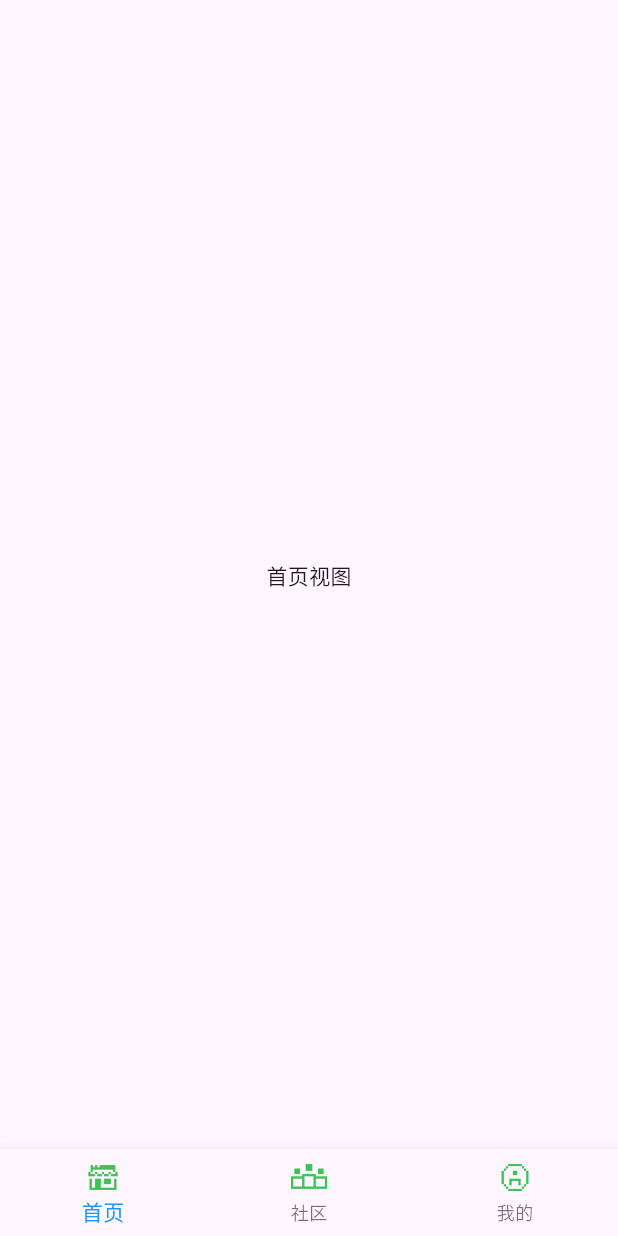
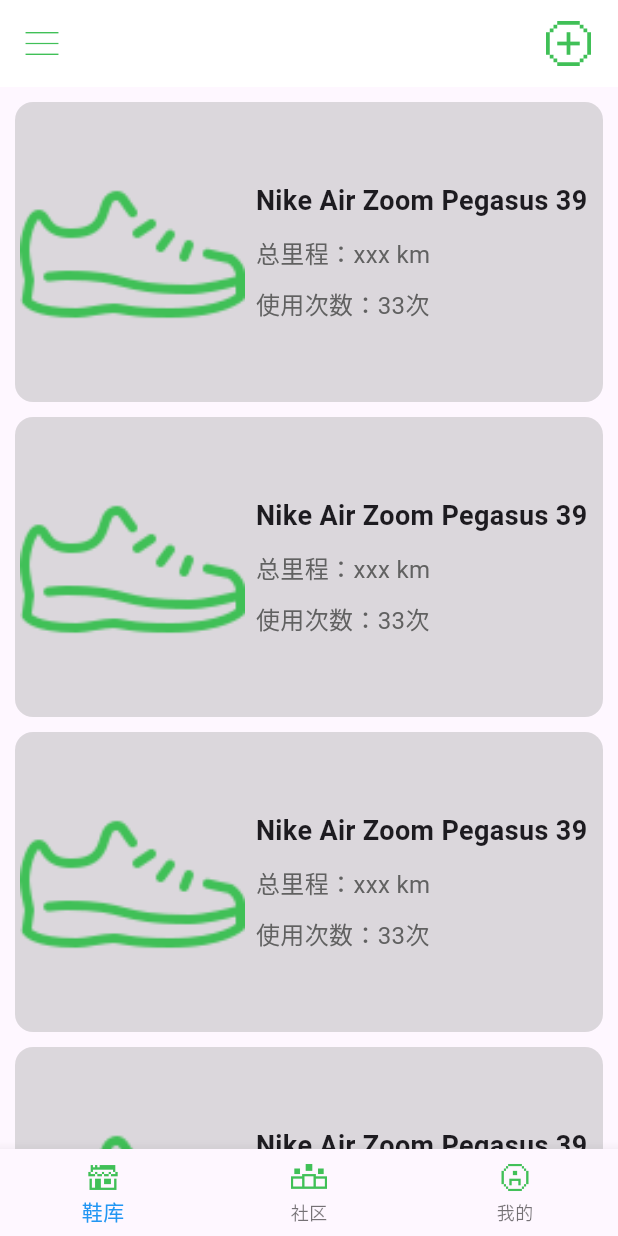
Before and after one commit to wtx1717/shoecloud, a Flutter app: the screen it shows after launch, on a phone screen of 412 x 824 dp. Run offline on Flutter 3.47's test engine with Material 3 defaults, Android fonts, the phone set to English and light mode, and no system bars.

Commit message:
鞋库页面基础组件实现

```diff
--- /dev/null
+++ b/lib/components/Home/firstuse/first.dart
@@ -0,0 +1,39 @@
+// 首次使用绑定跑鞋组件
+import 'package:flutter/material.dart';
+import 'package:shoecloud/components/Home/normal/addNewShoe.dart';
+
+class firstUse extends StatefulWidget {
+  const firstUse({super.key});
+
+  @override
+  State<firstUse> createState() => _firstUseState();
+}
+
+class _firstUseState extends State<firstUse> {
+  @override
+  Widget build(BuildContext context) {
+    return Center(
+      child: Column(
+        mainAxisAlignment: MainAxisAlignment.center,
+        children: [
+          // AddNewShoe组件，放大两倍
+          Transform.scale(scale: 2, child: addNewShoe()),
+          const SizedBox(height: 20),
+          const Text(
+            "欢迎使用云鞋库",
+            style: TextStyle(
+              color: Color.fromARGB(255, 120, 206, 164),
+              fontSize: 24,
+              fontWeight: FontWeight.bold,
+            ),
+          ),
+          const SizedBox(height: 10),
+          const Text(
+            "从绑定第一双鞋子开始",
+            style: TextStyle(fontSize: 16, color: Colors.grey),
+          ),
+        ],
+      ),
+    );
+  }
+}
--- /dev/null
+++ b/lib/components/Home/normal/addNewShoe.dart
@@ -0,0 +1,25 @@
+// 添加新跑鞋组件
+import 'package:flutter/material.dart';
+
+class addNewShoe extends StatefulWidget {
+  const addNewShoe({super.key});
+
+  @override
+  State<addNewShoe> createState() => _addNewShoeState();
+}
+
+class _addNewShoeState extends State<addNewShoe> {
+  @override
+  Widget build(BuildContext context) {
+    return IconButton(
+      onPressed: () {
+        print("添加新跑鞋");
+      },
+      icon: Image.asset(
+        width: 50,
+        height: 50,
+        "lib/assets/home/addNewShoe.png",
+      ),
+    );
+  }
+}
--- /dev/null
+++ b/lib/components/Home/normal/expandableCategoryBar.dart
@@ -0,0 +1,67 @@
+// 顶部分类栏组件
+import 'package:flutter/material.dart';
+import 'package:shoecloud/components/Home/normal/addNewShoe.dart';
+
+// ignore: camel_case_types
+class expandableCategoryBar extends StatefulWidget {
+  const expandableCategoryBar({super.key});
+
+  @override
+  State<expandableCategoryBar> createState() => _ExpandableCategoryBarState();
+}
+
+class _ExpandableCategoryBarState extends State<expandableCategoryBar> {
+  // 分类数据
+  final List<String> categories = ['我的最爱', '慢跑鞋', '碳板鞋', '越野鞋'];
+
+  // 获取展开后的子组件
+  List<Widget> _getExpandedChildren() {
+    return [
+      Wrap(
+        spacing: 10,
+        runSpacing: 10,
+        alignment: WrapAlignment.start, // 左对齐
+        children: List.generate(categories.length, (index) {
+          return Container(
+            height: 36,
+            margin: EdgeInsets.symmetric(horizontal: 8, vertical: 10),
+            padding: EdgeInsets.symmetric(horizontal: 6, vertical: 6),
+            decoration: BoxDecoration(
+              color: Colors.green[50],
+              borderRadius: BorderRadius.circular(30),
+            ),
+            child: Text(
+              categories[index],
+              style: TextStyle(
+                fontSize: 16,
+                color: Colors.green[800], // 深绿色文字
+              ),
+            ),
+          );
+        }),
+      ),
+    ];
+  }
+
+  @override
+  Widget build(BuildContext context) {
+    return Material(
+      color: Colors.white,
+      child: ExpansionTile(
+        expandedAlignment: Alignment.bottomLeft,
+        trailing: addNewShoe(),
+        title: Image.asset(
+          "lib/assets/home/more.png",
+          width: 24,
+          height: 24,
+          alignment: AlignmentGeometry.centerLeft,
+        ),
+
+        initiallyExpanded: false, // 默认是否展开
+        tilePadding: EdgeInsets.only(left: 16),
+        childrenPadding: EdgeInsets.zero,
+        children: _getExpandedChildren(),
+      ),
+    ); // 展开后显示的横向分类列表
+  }
+}
--- /dev/null
+++ b/lib/components/Home/normal/shoeOverviewCard.dart
@@ -0,0 +1,73 @@
+// 跑鞋概览卡片组件
+import 'package:flutter/material.dart';
+
+class shoeOverviewCard extends StatefulWidget {
+  const shoeOverviewCard({super.key});
+
+  @override
+  State<shoeOverviewCard> createState() => _shoeOverviewCardState();
+}
+
+class _shoeOverviewCardState extends State<shoeOverviewCard> {
+  @override
+  Widget build(BuildContext context) {
+    return Container(
+      margin: EdgeInsets.symmetric(horizontal: 10),
+      width: double.infinity,
+      height: 200,
+      decoration: BoxDecoration(
+        color: Color.fromARGB(92, 158, 158, 158),
+        borderRadius: BorderRadius.circular(12),
+      ),
+      child: Row(
+        mainAxisAlignment: MainAxisAlignment.center,
+        crossAxisAlignment: CrossAxisAlignment.center,
+        children: [
+          //鞋子实例图片
+          Flexible(
+            flex: 4,
+            child: Image.asset(
+              "lib/assets/home/shoe_example.png",
+              width: 150,
+              height: 150,
+              fit: BoxFit.contain,
+            ),
+          ),
+
+          //概览信息
+          Flexible(
+            flex: 6,
+            child: Center(
+              child: Column(
+                mainAxisAlignment: MainAxisAlignment.center,
+                crossAxisAlignment: CrossAxisAlignment.start,
+
+                //鞋子信息示例
+                //这里实际上应该为一个json文件，并从该文件中解析获得数据显示，目前先写死为一定的内容
+                children: [
+                  //名称or昵称
+                  Text(
+                    "Nike Air Zoom Pegasus 39",
+                    style: TextStyle(fontSize: 18, fontWeight: FontWeight.bold),
+                  ),
+                  SizedBox(height: 10),
+                  //总里程
+                  Text(
+                    "总里程：xxx km",
+                    style: TextStyle(fontSize: 16, color: Colors.grey[700]),
+                  ),
+                  SizedBox(height: 10),
+                  //使用次数
+                  Text(
+                    "使用次数：33次",
+                    style: TextStyle(fontSize: 16, color: Colors.grey[700]),
+                  ),
+                ],
+              ),
+            ),
+          ),
+        ],
+      ),
+    );
+  }
+}
--- a/lib/pages/Home/index.dart
+++ b/lib/pages/Home/index.dart
@@ -1,4 +1,7 @@
 import 'package:flutter/material.dart';
+import 'package:shoecloud/components/Home/firstuse/first.dart';
+import 'package:shoecloud/components/Home/normal/ShoeOverviewCard.dart';
+import 'package:shoecloud/components/Home/normal/expandableCategoryBar.dart';
 
 //这里View的含义表示这是首页视图而非Widget组件
 class HomeView extends StatefulWidget {
@@ -9,8 +12,33 @@
 }
 
 class _HomeViewState extends State<HomeView> {
+  bool isFirstUse = false; //是否为首次使用
+
+  //获取滚动组件
+  List<Widget> _getScrollViewSlivers() {
+    return [
+      // 顶部分类栏悬停效果
+      SliverFloatingHeader(child: expandableCategoryBar()),
+      SliverToBoxAdapter(child: SizedBox(height: 10)),
+
+      // 跑鞋概览卡片
+      SliverToBoxAdapter(
+        child: Column(
+          children: List.generate(20, (int index) {
+            return Container(
+              margin: EdgeInsets.only(bottom: 10),
+              child: shoeOverviewCard(),
+            );
+          }),
+        ),
+      ),
+    ];
+  }
+
   @override
   Widget build(BuildContext context) {
-    return Center(child: Text("首页视图"));
+    return isFirstUse
+        ? firstUse()
+        : CustomScrollView(slivers: _getScrollViewSlivers());
   }
 }
--- a/lib/pages/Main/index.dart
+++ b/lib/pages/Main/index.dart
@@ -16,7 +16,7 @@
   //定义数据，根据数据渲染三个导航
   final List<Map<String, String>> _tabList = [
     {
-      "title": "首页",
+      "title": "鞋库",
       "icon": "lib/assets/bottom_nav/home_normal.png", //正常显示的图标
       "activeIcon": "lib/assets/bottom_nav/home_active.png", //激活显示的图标
     },
--- a/pubspec.yaml
+++ b/pubspec.yaml
@@ -60,6 +60,7 @@
   # To add assets to your application, add an assets section, like this:
   assets:
     - lib/assets/bottom_nav/
+    - lib/assets/home/
 
   # An image asset can refer to one or more resolution-specific "variants", see
   # https://flutter.dev/to/resolution-aware-images
```
Also changed, not shown: lib/assets/home/addNewShoe.png (added), lib/assets/home/more.png (added), lib/assets/home/shoe_example.png (added).
